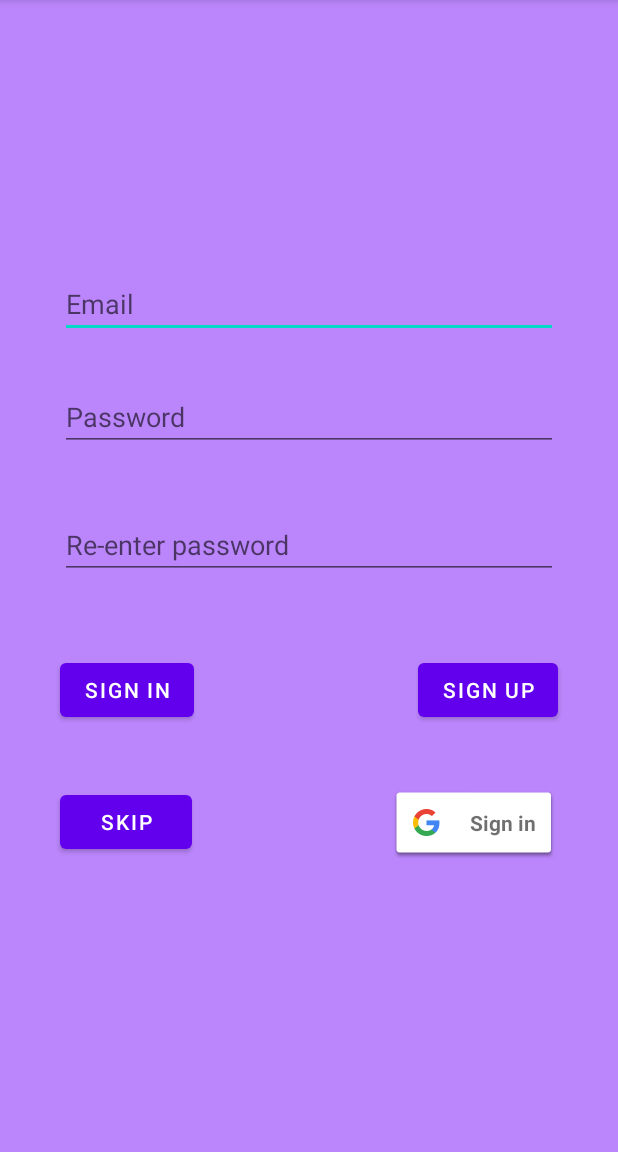
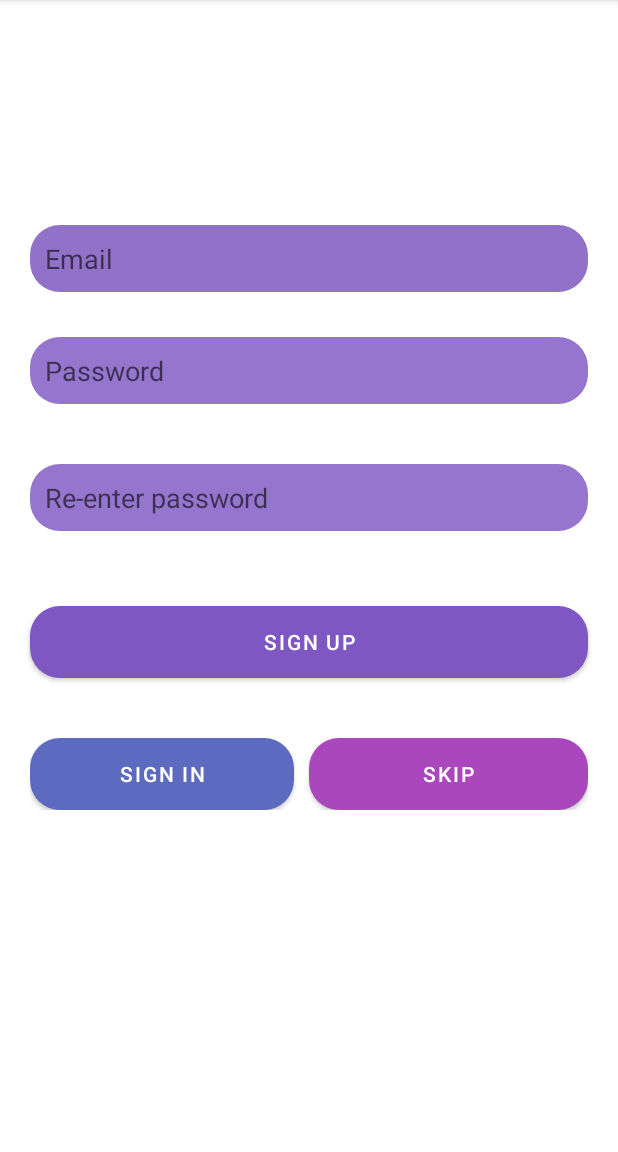
Before and after one commit to ashishsaranshakya/Waste-Management, an Android app: the screen it shows after launch (SignUpActivity), on a phone screen of 412 x 824 dp, the part 84-1236 px from its top. Run offline under Robolectric (Android 15) with nearby library versions, the phone set to English and light mode, and no system bars; our stand-ins replace Firebase (no records; nobody signed in at launch, a user with empty details on screens opened directly).

Commit message:
ui changes are made to login and sign up layout and to new item layout

```diff
--- a/app/src/main/java/dev/ashishshakya/wastemanagement/SignUpActivity.java
+++ b/app/src/main/java/dev/ashishshakya/wastemanagement/SignUpActivity.java
@@ -35,10 +35,8 @@ public class SignUpActivity extends AppCompatActivity {
     private Button btnSignUp;
     private Button btnSkip;
     private Button btnLogin;
-    private GoogleSignInClient googleSignInClient;
 
     private FirebaseAuth auth;
-    private SignInButton btnGoogle;
     private Bundle bundle;
 
     @Override
@@ -51,19 +49,16 @@ public class SignUpActivity extends AppCompatActivity {
         btnSignUp=findViewById(R.id.sign_up);
         btnSkip=findViewById(R.id.skip);
         btnLogin=findViewById(R.id.login);
-        btnGoogle=findViewById(R.id.google);
         auth=FirebaseAuth.getInstance();
         bundle=getIntent().getExtras();
         if(bundle!=null) {
             boolean skipable = bundle.getBoolean("skipable", true);
-            Log.d("asdfg",""+skipable);
             if (!skipable) {
                 btnSkip.setVisibility(View.INVISIBLE);
             }
         }
         else{
             bundle=new Bundle();
-            Log.d("asdfg","asdfghj");
             bundle.putBoolean("new_data",false);
         }
 
@@ -87,66 +82,6 @@ public class SignUpActivity extends AppCompatActivity {
             startActivity(new Intent(SignUpActivity.this,LoginActivity.class).putExtras(bundle));
             finish();
         });
-
-//        BeginSignInRequest signInRequest = BeginSignInRequest.builder()
-//                .setGoogleIdTokenRequestOptions(BeginSignInRequest.GoogleIdTokenRequestOptions.builder()
-//                        .setSupported(true)
-//                        // Your server's client ID, not your Android client ID.
-//                        .setServerClientId("113996174738290498732")
-//                        // Only show accounts previously used to sign in.
-//                        .setFilterByAuthorizedAccounts(true)
-//                        .build())
-//                .build();
-//
-//        btnGoogle.setOnClickListener(new View.OnClickListener() {
-//            @Override
-//            public void onClick(View view) {
-//                SignInCredential googleCredential = oneTapClient.getSignInCredentialFromIntent(data);
-//                String idToken = googleCredential.getGoogleIdToken();
-//                if (idToken !=  null) {
-//                    // Got an ID token from Google. Use it to authenticate
-//                    // with Firebase.
-//                    AuthCredential firebaseCredential = GoogleAuthProvider.getCredential(idToken, null);
-//                    auth.signInWithCredential(firebaseCredential)
-//                            .addOnCompleteListener(new OnCompleteListener<AuthResult>() {
-//                                @Override
-//                                public void onComplete(@NonNull Task<AuthResult> task) {
-//                                    if (task.isSuccessful()) {
-//                                        // Sign in success, update UI with the signed-in user's information
-//                                        FirebaseUser user = auth.getCurrentUser();
-//                                        //updateUI(user);
-//                                    } else {
-//                                        // If sign in fails, display a message to the user.
-//                                        //Log.w("TAG", "signInWithCredential:failure", task.getException());
-//                                        //updateUI(null);
-//                                    }
-//                                }
-//                            });
-//                }
-//            }
-//        });
-
-//        GoogleSignInOptions googleSignInOptions = new GoogleSignInOptions.Builder(GoogleSignInOptions.DEFAULT_SIGN_IN)
-//                .requestIdToken("318253248681-dqkmfoss91d53o882loheo487fohdkek.apps.googleusercontent.com")
-//                .requestEmail()
-//                .build();
-//
-//        // Initialize sign in client
-//        googleSignInClient = GoogleSignIn.getClient(SignUpActivity.this, googleSignInOptions);
-//
-//        btnGoogle.setOnClickListener((View.OnClickListener) view -> {
-//            // Initialize sign in intent
-//            Intent intent = googleSignInClient.getSignInIntent();
-//            // Start activity for result
-//            startActivityForResult(intent, 100);
-//        });
-//
-//        FirebaseUser firebaseUser = auth.getCurrentUser();
-//        // Check condition
-//        if (firebaseUser != null) {
-//            // When user already sign in redirect to profile activity
-//            startActivity(new Intent(SignUpActivity.this, MainActivity.class).setFlags(Intent.FLAG_ACTIVITY_NEW_TASK));
-//        }
     }
 
     private void registerUser(String email, String password) {
--- /dev/null
+++ b/app/src/main/res/drawable/loginview_background.xml
@@ -0,0 +1,10 @@
+<?xml version="1.0" encoding="utf-8"?>
+<ripple xmlns:android="http://schemas.android.com/apk/res/android"
+    android:color="?attr/colorControlHighlight">
+    <item android:id="@android:id/background">
+        <shape android:shape="rectangle">
+            <solid android:color= "#9575CD" />
+            <corners android:radius="20dp" />
+        </shape>
+    </item>
+</ripple>
--- a/app/src/main/res/layout/activity_item.xml
+++ b/app/src/main/res/layout/activity_item.xml
@@ -16,7 +16,6 @@
         app:layout_constraintEnd_toEndOf="parent"
         app:layout_constraintStart_toStartOf="parent"
         app:layout_constraintTop_toTopOf="parent"
-        android:src="@drawable/ic_launcher"
         android:layout_marginTop="10dp"/>
 
     <TextView
--- a/app/src/main/res/layout/activity_sign_up.xml
+++ b/app/src/main/res/layout/activity_sign_up.xml
@@ -4,8 +4,7 @@
     xmlns:tools="http://schemas.android.com/tools"
     android:layout_width="match_parent"
     android:layout_height="match_parent"
-    tools:context=".SignUpActivity"
-    android:background="@color/purple_200">
+    tools:context=".SignUpActivity">
 
     <EditText
         android:id="@+id/email"
@@ -14,35 +13,43 @@
         android:layout_alignParentStart="true"
         android:layout_alignParentTop="true"
         android:layout_alignParentEnd="true"
-        android:layout_marginTop="180dp"
-        android:layout_marginHorizontal="40dp"
+        android:layout_marginTop="150dp"
+        android:layout_marginHorizontal="20dp"
         android:hint="Email"
+        android:padding="10dp"
+        style="@style/EditText"
         app:layout_constraintTop_toTopOf="parent" />
 
 
     <EditText
         android:id="@+id/password"
+        style="@style/EditText"
         android:layout_width="wrap_content"
         android:layout_height="wrap_content"
         android:layout_below="@+id/email"
         android:layout_alignParentStart="true"
         android:layout_alignParentEnd="true"
-        android:layout_marginHorizontal="40dp"
+        android:layout_marginHorizontal="20dp"
         android:layout_marginTop="30dp"
         android:hint="Password"
+        android:inputType="textPassword"
+        android:padding="10dp"
         app:layout_constraintTop_toTopOf="parent" />
 
 
     <EditText
         android:id="@+id/repassword"
+        style="@style/EditText"
         android:layout_width="wrap_content"
         android:layout_height="wrap_content"
         android:layout_below="@+id/password"
         android:layout_alignParentStart="true"
         android:layout_alignParentEnd="true"
-        android:layout_marginHorizontal="40dp"
+        android:layout_marginHorizontal="20dp"
         android:layout_marginTop="40dp"
         android:hint="Re-enter password"
+        android:padding="10dp"
+        android:inputType="textPassword"
         app:layout_constraintTop_toTopOf="parent" />
 
     <Button
@@ -50,40 +57,42 @@
         android:layout_width="wrap_content"
         android:layout_height="wrap_content"
         android:layout_below="@+id/repassword"
+        android:layout_alignParentStart="true"
         android:layout_alignParentEnd="true"
-        android:layout_marginEnd="40dp"
+        android:layout_marginHorizontal="20dp"
         android:layout_marginTop="50dp"
-        android:text="Sign up" />
+        android:text="Sign up"
+        app:backgroundTint="#7E57C2"
+        style="@style/EditText"/>
 
-    <Button
-        android:id="@+id/login"
-        android:layout_width="wrap_content"
+    <LinearLayout
+        android:layout_width="match_parent"
         android:layout_height="wrap_content"
-        android:layout_below="@+id/repassword"
-        android:layout_alignParentStart="true"
-        android:layout_marginStart="40dp"
-        android:layout_marginTop="50dp"
-        android:text="Sign in" />
+        android:gravity="center"
+        android:layout_below="@+id/sign_up"
+        android:layout_marginTop="40dp"
+        android:layout_marginHorizontal="20dp">
 
-    <Button
-        android:id="@+id/skip"
-        android:layout_width="wrap_content"
-        android:layout_height="wrap_content"
-        android:layout_below="@+id/login"
-        android:layout_alignParentStart="true"
-        android:layout_marginStart="40dp"
-        android:layout_marginTop="40dp"
-        android:text="Skip" />
+        <Button
+            android:id="@+id/login"
+            style="@style/EditText"
+            android:layout_width="match_parent"
+            android:layout_height="wrap_content"
+            android:text="Sign in"
+            app:backgroundTint="#5C6BC0"
+            android:layout_weight="1"
+            android:layout_marginEnd="10dp"/>
 
-    <com.google.android.gms.common.SignInButton
-        android:id="@+id/google"
-        android:layout_width="wrap_content"
-        android:layout_height="wrap_content"
-        android:layout_below="@+id/sign_up"
-        android:layout_alignParentEnd="true"
-        android:layout_marginTop="40dp"
-        android:layout_marginEnd="40dp"
-        android:text="Button" />
+        <Button
+            android:id="@+id/skip"
+            style="@style/EditText"
+            android:layout_width="match_parent"
+            android:layout_height="wrap_content"
+            android:text="Skip"
+            app:backgroundTint="#AB47BC"
+            android:layout_weight="1"/>
+    </LinearLayout>
+
 
 
 </RelativeLayout>
--- a/app/src/main/res/values/styles.xml
+++ b/app/src/main/res/values/styles.xml
@@ -2,11 +2,11 @@
 <resources>
 
     <style name="Widget.WasteManagement.TextView" parent="Widget.AppCompat.TextView">
-        <item name="android:background">@drawable/background</item>
+        <item name="android:background">@drawable/itemview_background</item>
     </style>
 
     <style name="BasicLayout" >
-        <item name="android:background">@drawable/background</item>
+        <item name="android:background">@drawable/itemview_background</item>
     </style>
 
     <style name="Widget.WasteManagement.BottomNavigationView" parent="Widget.Material3.BottomNavigationView">
@@ -17,4 +17,8 @@
         <item name="android:background">@drawable/border</item>
     </style>
 
+    <style name="EditText">
+        <item name="android:background">@drawable/loginview_background</item>
+    </style>
+
 </resources>
```
Also changed, not shown: app/src/main/res/layout/activity_login.xml (+13 -6 lines), app/src/main/res/layout/activity_new_item.xml (+31 -19 lines), app/src/main/res/drawable/itemview_background.xml (renamed from app/src/main/res/drawable/background.xml).
